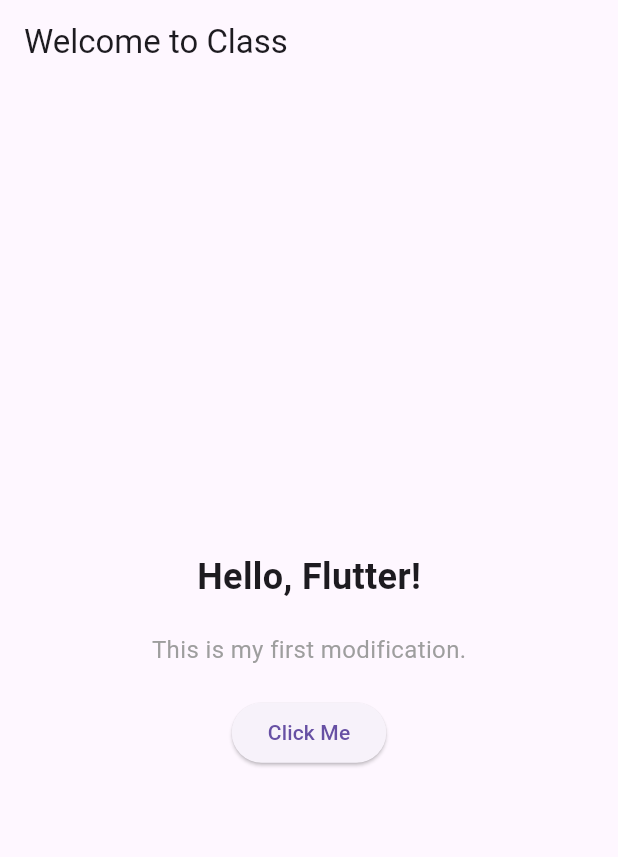
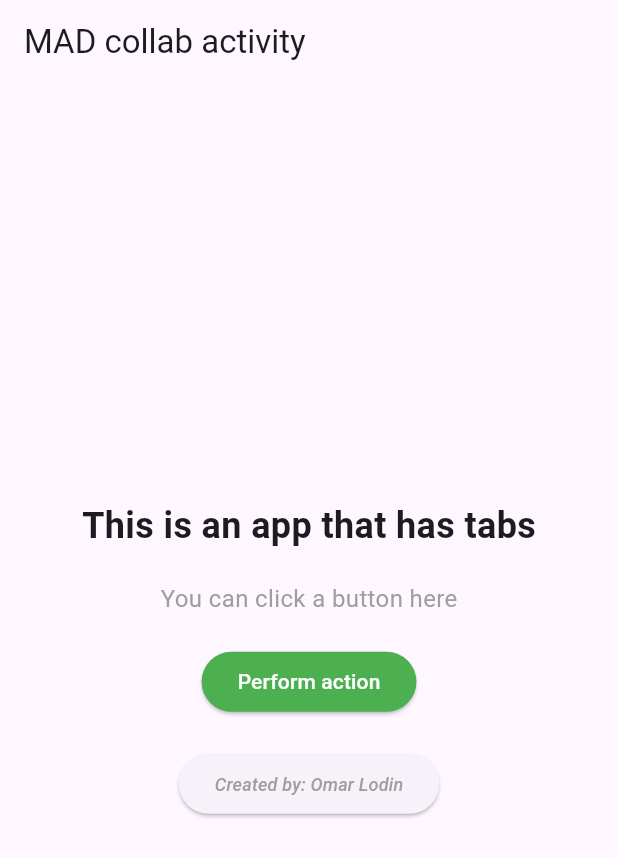
Before and after one commit to omarlodin/MAD_collab_activity, a Flutter app: the screen it shows after launch, on a phone screen of 412 x 824 dp. Shown: the top 857 px of the screen. Run offline on Flutter 3.47's test engine with Material 3 defaults, Android fonts, the phone set to English and light mode, and no system bars.

Commit message:
add tasks 1-8

```diff
--- a/lib/main.dart
+++ b/lib/main.dart
@@ -17,11 +17,11 @@ class MyApp extends StatelessWidget {
       // Only edit text/colors below unless instructed otherwise.
       // TASK 1: Change the title of the app
       // 👉 Replace the string below with your own app title (example: 'Flutter Team Challenge').
-      title: 'My First Flutter App',
+      title: 'The Great Collab Project',
       theme: ThemeData(
         // TASK 2: Change the primary swatch color
         // 👉 Pick one Material color from Colors (example: Colors.red, Colors.green, Colors.purple).
-        primarySwatch: Colors.blue,
+        primarySwatch:  Colors.purple,
       ),
       home: HomePage(),
     );
@@ -36,7 +36,7 @@ class HomePage extends StatelessWidget {
       appBar: AppBar(
         // TASK 3: Change the text in the top bar
         // 👉 Replace the AppBar title text with your team name or app name.
-        title: Text('Welcome to Class'),
+        title: Text('MAD collab activity'),
       ),
       body: Center(
         child: Column(
@@ -47,14 +47,14 @@ class HomePage extends StatelessWidget {
             // TASK 4: Change the main text below
             // 👉 Update this main headline to describe your app.
             Text(
-              'Hello, Flutter!',
+              'This is an app that has tabs',
               style: TextStyle(fontSize: 24, fontWeight: FontWeight.bold),
             ),
             SizedBox(height: 20), // Adds space between widgets
             // TASK 5: Change the subtitle text
             // 👉 Update this smaller subtitle with a brief description.
             Text(
-              'This is my first modification.',
+              'You can click a button here',
               style: TextStyle(fontSize: 16, color: Colors.grey),
             ),
             SizedBox(height: 20),
@@ -65,8 +65,18 @@ class HomePage extends StatelessWidget {
               },
               // TASK 6: Change the text on the button
               // 👉 Replace the button text with an action label (example: 'Show Info').
-              child: Text('Click Me'),
+              child: Text('Perform action'),
+              style: ElevatedButton.styleFrom(backgroundColor: Colors.green, foregroundColor: Colors.white)
             ),
+            SizedBox(height: 20),
+            ElevatedButton(
+              onPressed: () {
+              },
+              child: Text('Created by: Omar Lodin',
+              style: TextStyle(fontSize: 12, fontStyle: FontStyle.italic, color: Colors.grey)
+
+              )
+              )
             // TASK 7: Add a new Text widget below (after this comment)
             // 👉 Add a new Text widget here. Example:
             // Text('Created by: [Your Name]')
```
